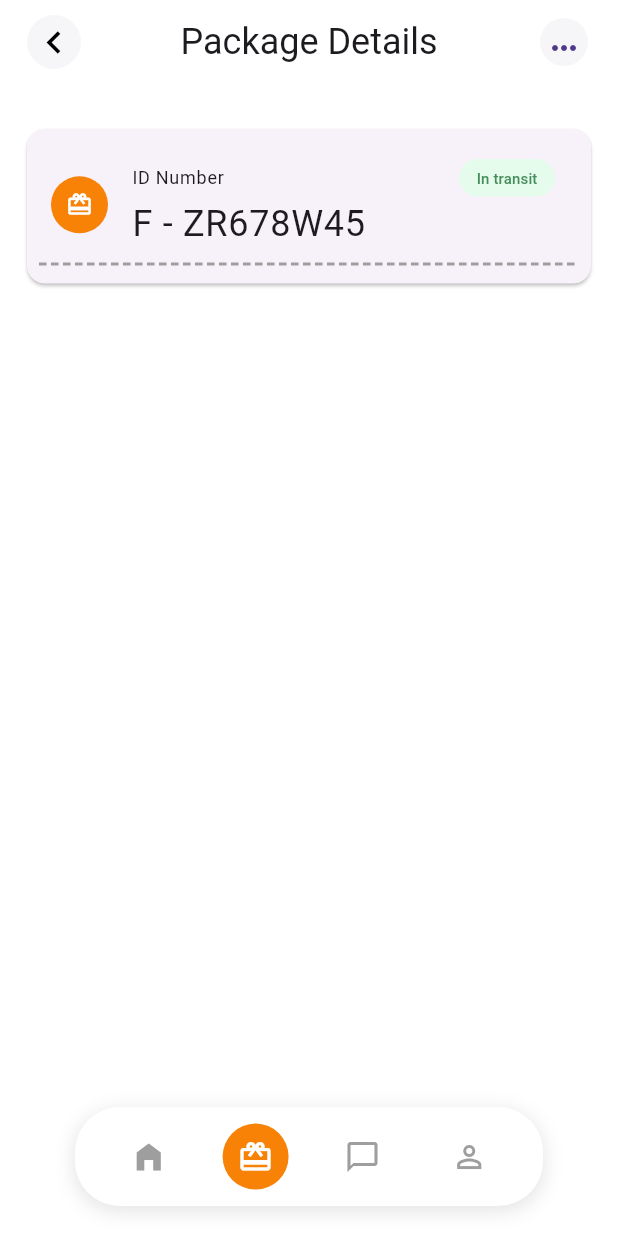
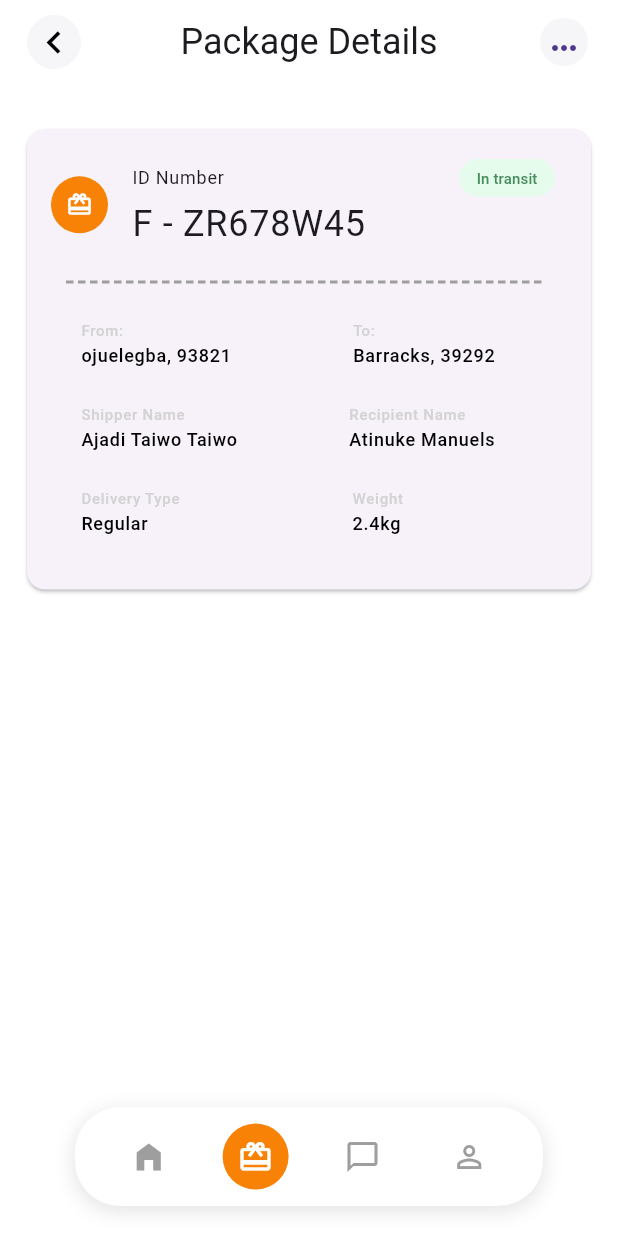
Before and after one commit to Atinuke-Manuels/Dev_Foundry2, a Flutter app: the screen it shows after launch, item 2 of the bottom bar chosen, on a phone screen of 412 x 824 dp. Run offline on Flutter 3.47's test engine with Material 3 defaults, Android fonts, the phone set to English and light mode, and no system bars.

Commit message:
feat: Add translation

```diff
--- a/lib/constants/strings.dart
+++ b/lib/constants/strings.dart
@@ -30,7 +30,13 @@ class AppStrings {
 
         /// package details screen
         'packageDetailsAppBarTitle': 'Package Details',
-
+        'from': 'From:',
+        'to': 'To:',
+        'shipperName': 'Shipper Name',
+        'recipientName': 'Recipient Name',
+        'deliveryType': 'Delivery Type',
+        'weight': 'Weight',
+        'regular': 'Regular',
 
       },
 
@@ -59,6 +65,14 @@ class AppStrings {
 
         /// package details screen
         'packageDetailsAppBarTitle': "Detalles del paquete",
+        "from": "De:",
+        "to": "Para:",
+        "shipperName": "Nombre del remitente",
+        "recipientName": "Nombre del destinatario",
+        "deliveryType": "Tipo de entrega",
+        "weight": "Peso",
+        "regular": "Regular"
+
 
 
       },
@@ -88,6 +102,14 @@ class AppStrings {
 
         /// package details screen
         'packageDetailsAppBarTitle': "Détails du colis",
+        "from": "De:",
+        "to": "À:",
+        "shipperName": "Nom de l'expéditeur",
+        "recipientName": "Nom du destinataire",
+        "deliveryType": "Type de livraison",
+        "weight": "Poids",
+        "regular": "Régulier"
+
 
 
       },
@@ -122,6 +144,13 @@ class AppStrings {
 
   /// package details screen
   String get packageDetailsAppBarTitle=> _localizedStrings['packageDetailsAppBarTitle']!;
+  String get from=> _localizedStrings['from']!;
+  String get to=> _localizedStrings['to']!;
+  String get shipperName=> _localizedStrings['shipperName']!;
+  String get recipientName=> _localizedStrings['recipientName']!;
+  String get deliveryType=> _localizedStrings['deliveryType']!;
+  String get weight=> _localizedStrings['weight']!;
+  String get regular=> _localizedStrings['regular']!;
 
 
   static AppStrings of(BuildContext context) {
--- a/lib/ui_components/widgets/home_screen_widgets/balance_card.dart
+++ b/lib/ui_components/widgets/home_screen_widgets/balance_card.dart
@@ -33,7 +33,9 @@ class BalanceCard extends StatelessWidget {
                         style: TextStyle(color: colorGrey, fontSize: extraLargeHeaderFontSize, fontWeight: FontWeight.bold),
                       ),
                     ],
-                  )
+                  ),
+                  maxLines: 1, // Limits text to 1 line
+                  overflow: TextOverflow.ellipsis,
                 ),
                 SmallBtnWithIcon(strings: strings, title: strings.topUpBtn, icon: Icons.chevron_right,),
               ],
--- a/lib/ui_components/widgets/home_screen_widgets/bottom_tab_all_widget.dart
+++ b/lib/ui_components/widgets/home_screen_widgets/bottom_tab_all_widget.dart
@@ -12,7 +12,9 @@ class BottomTabAllWidget extends StatelessWidget {
     return Column(
       children: [
         BottomTabListItem(strings: strings),
-        SizedBox(height: smallSpacing,),
+        SizedBox(
+          height: smallSpacing,
+        ),
         BottomTabListItem(strings: strings),
       ],
     );
@@ -30,24 +32,61 @@ class BottomTabListItem extends StatelessWidget {
   @override
   Widget build(BuildContext context) {
     return ListTile(
-      leading: Icon(Icons.fire_truck_outlined, size: 20,),
+      leading: CircleAvatar(
+          backgroundColor: scaffoldBackgroundColor,
+          child: Icon(
+            Icons.fire_truck_outlined,
+            size: 20,
+          )),
       title: Column(
         crossAxisAlignment: CrossAxisAlignment.start,
         children: [
-          Text(strings.idNumberText, style: TextStyle(fontSize: smallFontSize),overflow: TextOverflow.ellipsis,),
-          Text(strings.idNumber, style: TextStyle(fontSize: extraLargeFontSize),overflow: TextOverflow.ellipsis),
-          Row(children: [
-            Icon(Icons.location_on_outlined, size: 14,),
-            Text(strings.locationText, style: TextStyle(fontSize: tinyFontSize),),
-            SizedBox(width: 8,),
-            Icon(Icons.arrow_forward, size: 16,),
-            SizedBox(width: 8,),
-            Icon(Icons.location_on_outlined, size: 14,),
-            Text(strings.locationSubText, style: TextStyle(fontSize: tinyFontSize),),
-          ],),
+          Text(
+            strings.idNumberText,
+            style: TextStyle(fontSize: smallFontSize),
+            overflow: TextOverflow.ellipsis,
+          ),
+          Text(strings.idNumber,
+              style: TextStyle(fontSize: extraLargeFontSize),
+              overflow: TextOverflow.ellipsis),
+          Row(
+            children: [
+              Icon(
+                Icons.location_on_outlined,
+                size: 14,
+              ),
+              Text(
+                strings.locationText,
+                style: TextStyle(fontSize: tinyFontSize),
+              ),
+              SizedBox(
+                width: 8,
+              ),
+              Icon(
+                Icons.arrow_forward,
+                size: 16,
+              ),
+              SizedBox(
+                width: 8,
+              ),
+              Icon(
+                Icons.location_on_outlined,
+                size: 14,
+              ),
+              Text(
+                strings.locationSubText,
+                style: TextStyle(fontSize: tinyFontSize),
+              ),
+            ],
+          ),
         ],
       ),
-      trailing: Icon(Icons.chevron_right, size: 30,),
+      trailing: CircleAvatar(
+          backgroundColor: scaffoldBackgroundColor,
+          child: Icon(
+            Icons.chevron_right,
+            size: 30,
+          )),
     );
   }
 }
--- a/lib/ui_components/widgets/package_detaila_widgets/package_details_top_card.dart
+++ b/lib/ui_components/widgets/package_detaila_widgets/package_details_top_card.dart
@@ -26,21 +26,122 @@ class PackageDetailsTopCard extends StatelessWidget {
                   Row(
                     mainAxisAlignment: MainAxisAlignment.spaceBetween,
                     children: [
-                      Text(strings.idNumberText, style: TextStyle(fontSize: smallFontSize),overflow: TextOverflow.ellipsis,),
-                      SmallBtnWithIcon(strings: strings, title: 'In transit', textColor: inTransitBtnTextColor, btnColor: inTransitBtnBackgroundColor),
+                      Text(
+                        strings.idNumberText,
+                        style: TextStyle(fontSize: smallFontSize),
+                        overflow: TextOverflow.ellipsis,
+                      ),
+                      SmallBtnWithIcon(
+                          strings: strings,
+                          title: 'In transit',
+                          textColor: inTransitBtnTextColor,
+                          btnColor: inTransitBtnBackgroundColor),
                     ],
                   ),
-                  Text(strings.idNumber, style: TextStyle(fontSize: extraLargeFontSize),overflow: TextOverflow.ellipsis),
+                  Text(strings.idNumber,
+                      style: TextStyle(fontSize: extraLargeFontSize),
+                      overflow: TextOverflow.ellipsis),
                 ],
               ),
             ),
             Padding(
-              padding: const EdgeInsets.symmetric(horizontal: 8),
+              padding: const EdgeInsets.only(left: 26, right: 30, top: 12, bottom: 24),
               child: DashedDivider(color: colorGrey),
-            )
+            ),
+            PackageTopCardListItem(
+              leadingTitle: strings.from,
+              leadingSubTitle: strings.locationText,
+              leadingSubTitle2: ', 93821',
+              trailingTitle: strings.to,
+              trailingSubTitle: strings.locationSubText,
+              trailingSubTitle2: ', 39292',
+            ),
+            PackageTopCardListItem(
+              leadingTitle: strings.shipperName,
+              leadingSubTitle: 'Ajadi Taiwo',
+              leadingSubTitle2: ' Taiwo',
+              trailingTitle: strings.recipientName,
+              trailingSubTitle: strings.homeAppBarText,
+              trailingSubTitle2: '',
+            ),
+            PackageTopCardListItem(
+              leadingTitle: strings.deliveryType,
+              leadingSubTitle: strings.regular,
+              leadingSubTitle2: '',
+              trailingTitle: strings.weight,
+              trailingSubTitle: '2.4kg',
+              trailingSubTitle2: '                  ',
+            ),
           ],
         ),
       ),
     );
   }
 }
+
+class PackageTopCardListItem extends StatelessWidget {
+  final String leadingTitle;
+  final String leadingSubTitle;
+  final String leadingSubTitle2;
+  final String trailingTitle;
+  final String trailingSubTitle;
+  final String trailingSubTitle2;
+
+  const PackageTopCardListItem(
+      {super.key,
+      required this.leadingTitle,
+      required this.leadingSubTitle,
+        required this.leadingSubTitle2,
+      required this.trailingTitle,
+      required this.trailingSubTitle,
+        required this.trailingSubTitle2,
+      });
+
+  @override
+  Widget build(BuildContext context) {
+    return Padding(
+      padding: const EdgeInsets.only(left: 20, right: 40,),
+      child: ListTile(
+        leading: Column(
+          crossAxisAlignment: CrossAxisAlignment.start,
+          children: [
+            Text(
+              leadingTitle,
+              style: TextStyle(color: greyTextColor, fontSize: tinyFontSize),
+              overflow: TextOverflow.ellipsis,
+            ),
+            Text.rich(TextSpan(
+              text: leadingSubTitle,
+              style: TextStyle(color: colorBlack, fontSize: smallFontSize),
+              children: [TextSpan(
+                text: leadingSubTitle2,
+            style: TextStyle(color: colorBlack, fontSize: smallFontSize),
+              )]
+            ), maxLines: 1, // Limits text to 1 line
+              overflow: TextOverflow.ellipsis,),
+          ],
+        ),
+        trailing: Column(
+          crossAxisAlignment: CrossAxisAlignment.start,
+          children: [
+            Text(
+              trailingTitle,
+              style: TextStyle(color: greyTextColor, fontSize: tinyFontSize),
+              overflow: TextOverflow.ellipsis,
+            ),
+            Text.rich(
+                TextSpan(
+                text: trailingSubTitle,
+                style: TextStyle(color: colorBlack, fontSize: smallFontSize),
+                children: [TextSpan(
+                  text: trailingSubTitle2,
+                  style: TextStyle(color: colorBlack, fontSize: smallFontSize),
+                )]
+            ), maxLines: 1, // Limits text to 1 line
+              overflow: TextOverflow.ellipsis,),
+          ],
+        ),
+      ),
+    );
+  }
+}
```
